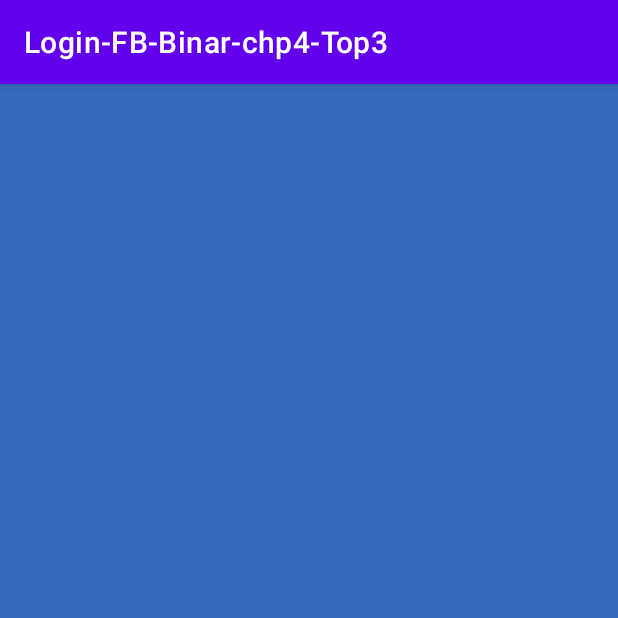
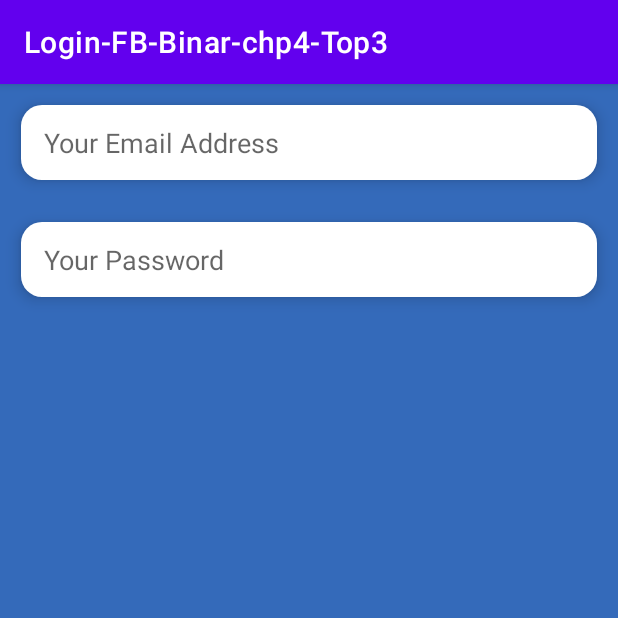
Before and after one commit to hafizsiregar/Binar-chp4-Top3, an Android app: the screen it shows after launch (LoginActivity), on a phone screen of 412 x 824 dp, the top half of it. Run offline under Robolectric (Android 15) with nearby library versions, the phone set to English and light mode, and no system bars; Roboto replaces fonts that are not available here.

Commit message:
add edit text

```diff
--- /dev/null
+++ b/app/src/main/res/drawable/edit.xml
@@ -0,0 +1,9 @@
+<?xml version="1.0" encoding="utf-8"?>
+<shape xmlns:android="http://schemas.android.com/apk/res/android"
+    android:shape="rectangle">
+
+    <corners android:radius="14dp"/>
+    <solid android:color="@android:color/white"/>
+    <size android:height="50dp"/>
+
+</shape>
--- a/app/src/main/res/layout/activity_login.xml
+++ b/app/src/main/res/layout/activity_login.xml
@@ -1,10 +1,31 @@
 <?xml version="1.0" encoding="utf-8"?>
-<androidx.constraintlayout.widget.ConstraintLayout xmlns:android="http://schemas.android.com/apk/res/android"
+<LinearLayout xmlns:android="http://schemas.android.com/apk/res/android"
     xmlns:app="http://schemas.android.com/apk/res-auto"
     xmlns:tools="http://schemas.android.com/tools"
     android:layout_width="match_parent"
     android:layout_height="match_parent"
     android:background="#346ABA"
+    android:orientation="vertical"
     tools:context=".LoginActivity">
 
-</androidx.constraintlayout.widget.ConstraintLayout>
+    <EditText
+        android:layout_width="match_parent"
+        android:layout_height="wrap_content"
+        android:hint="Your Email Address"
+        android:elevation="6dp"
+        android:paddingStart="15dp"
+        android:background="@drawable/edit"
+        android:inputType="textEmailAddress"
+        android:layout_margin="14dp"/>
+
+    <EditText
+        android:layout_width="match_parent"
+        android:layout_height="wrap_content"
+        android:paddingStart="15dp"
+        android:elevation="6dp"
+        android:hint="Your Password"
+        android:background="@drawable/edit"
+        android:inputType="textPassword"
+        android:layout_margin="14dp"/>
+
+</LinearLayout>
```
